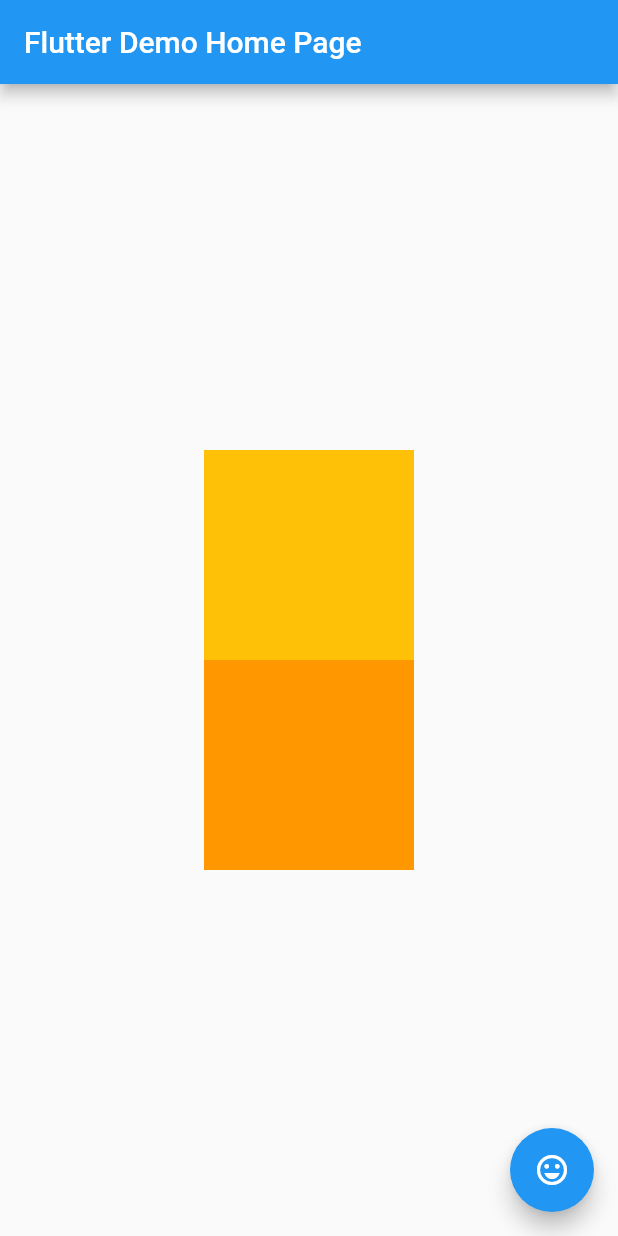
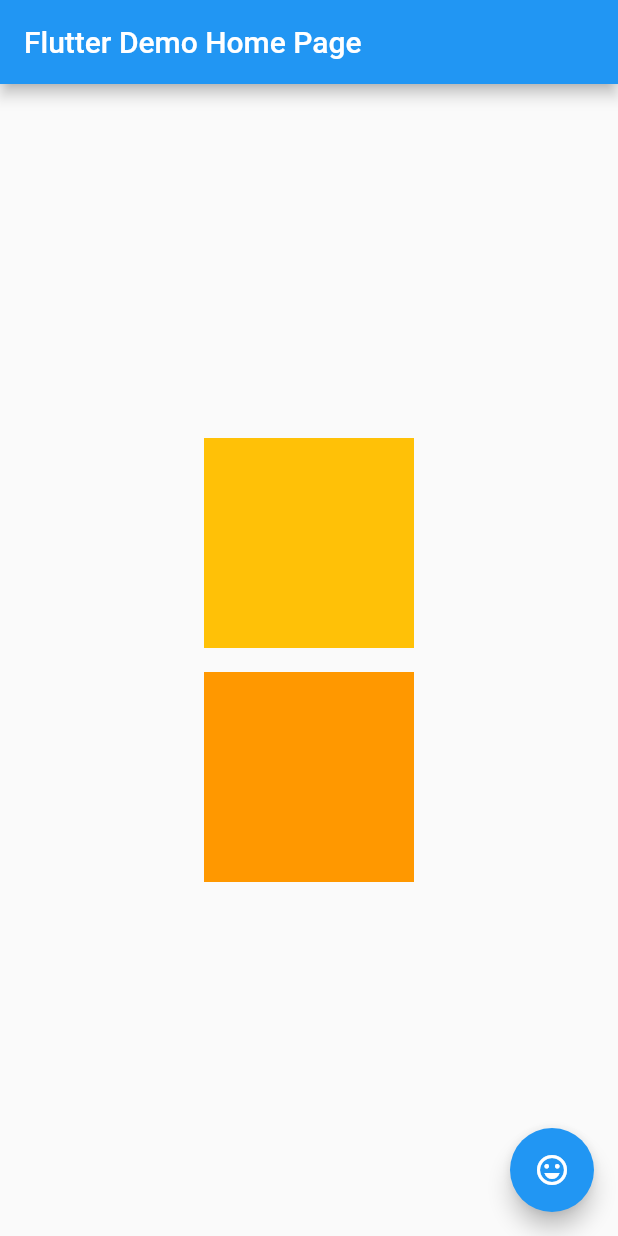
Before and after one commit to nimec77/flutter_keys, a Flutter app: the screen it shows after launch, on a phone screen of 412 x 824 dp. Run offline on Flutter 3.47's test engine with Material 2 defaults, Android fonts, the phone set to English and light mode, and no system bars.

Commit message:
Посмотрел работу с Padding

```diff
--- a/lib/main.dart
+++ b/lib/main.dart
@@ -1,6 +1,5 @@
 import 'package:flutter/material.dart';
 import 'package:flutter_keys/stateful_color_tile.dart';
-import 'package:flutter_keys/stateless_color_tile.dart';
 
 void main() {
   runApp(const MyApp());
@@ -9,21 +8,11 @@ void main() {
 class MyApp extends StatelessWidget {
   const MyApp({Key? key}) : super(key: key);
 
-  // This widget is the root of your application.
   @override
   Widget build(BuildContext context) {
     return MaterialApp(
       title: 'Flutter Demo',
       theme: ThemeData(
-        // This is the theme of your application.
-        //
-        // Try running your application with "flutter run". You'll see the
-        // application has a blue toolbar. Then, without quitting the app, try
-        // changing the primarySwatch below to Colors.green and then invoke
-        // "hot reload" (press "r" in the console where you ran "flutter run",
-        // or simply save your changes to "hot reload" in a Flutter IDE).
-        // Notice that the counter didn't reset back to zero; the application
-        // is not restarted.
         primarySwatch: Colors.blue,
       ),
       home: const MyHomePage(title: 'Flutter Demo Home Page'),
@@ -42,8 +31,16 @@ class MyHomePage extends StatefulWidget {
 
 class _MyHomePageState extends State<MyHomePage> {
   final _tiles = [
-    StatelessColorTile(),
-    StatelessColorTile(),
+    Padding(
+      key: UniqueKey(),
+      padding: const EdgeInsets.all(8.0),
+      child: const StatefulColorTile(),
+    ),
+    Padding(
+      key: UniqueKey(),
+      padding: const EdgeInsets.all(8.0),
+      child: const StatefulColorTile(),
+    ),
   ];
 
   void _swapTiles() {
```
